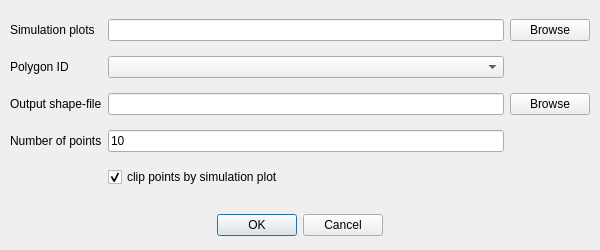
This is GenPoints_dialog.ui in milan-koren/GenSimPlot as Qt 5 draws it before an edit. The edited form follows.
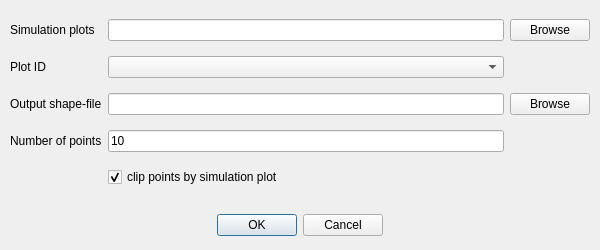
This is the edited form.

```diff
--- a/GenPoints_dialog.ui
+++ b/GenPoints_dialog.ui
@@ -52,7 +52,7 @@
         <item row="1" column="0">
           <widget class="QLabel" name="label_6">
             <property name="text">
-              <string>Polygon ID</string>
+              <string>Plot ID</string>
             </property>
           </widget>
         </item>
```
Left out of the diff: 2 changed lines with no effect on the pictures.
